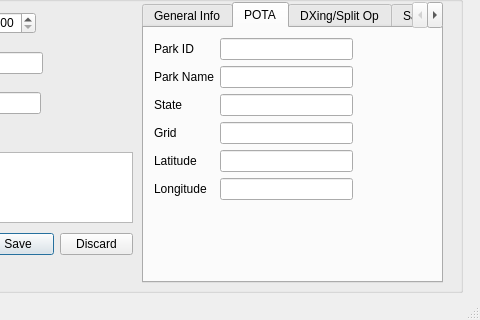
Above: qsologmainwindow.ui from fiacobelli/qsolog before the change; both pictures show x 368 to 848 and y 334 to 654 of the 848 by 654 pixel window. Below: the same form after it.
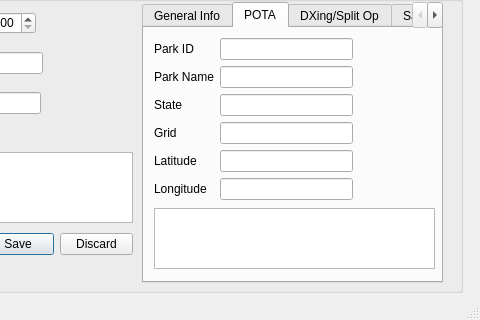
That is the form after the change.

Commit message: added pota info

What changed in the file:
```diff
--- a/qsologmainwindow.ui
+++ b/qsologmainwindow.ui
@@ -295,6 +295,16 @@
         </item>
        </layout>
       </widget>
+      <widget class="QListView" name="potaSpotsListView">
+       <property name="geometry">
+        <rect>
+         <x>10</x>
+         <y>180</y>
+         <width>281</width>
+         <height>61</height>
+        </rect>
+       </property>
+      </widget>
      </widget>
      <widget class="QWidget" name="splitTab">
       <attribute name="title">
```
The commit also changes 6 other files.
